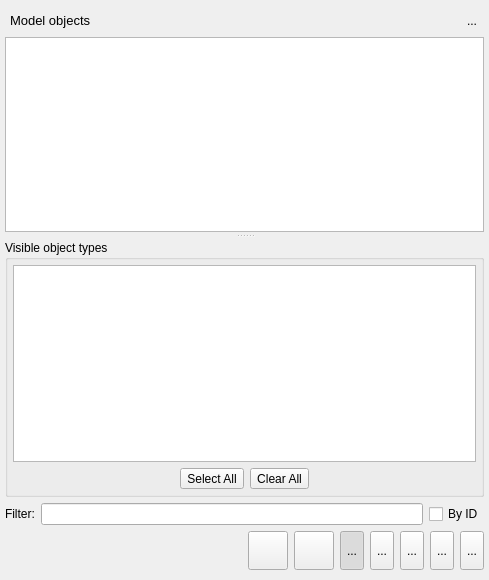
Before: the Qt Designer form libs/libgui/ui/widgets/modelobjectswidget.ui in pgmodeler/pgmodeler, drawn with Qt 5.
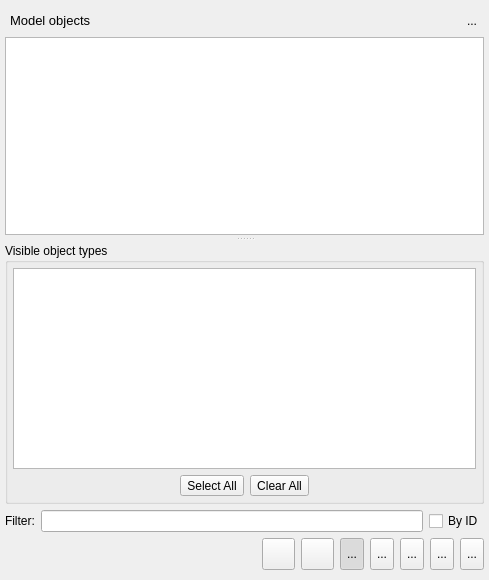
After: the same form once the commit is applied. Icons and pictures are not drawn.

The edit to the form file:
```diff
--- a/libs/libgui/ui/widgets/modelobjectswidget.ui
+++ b/libs/libgui/ui/widgets/modelobjectswidget.ui
@@ -181,8 +181,8 @@
              </property>
              <property name="iconSize">
               <size>
-               <width>28</width>
-               <height>28</height>
+               <width>25</width>
+               <height>25</height>
               </size>
              </property>
              <property name="indentation">
@@ -431,8 +431,8 @@
                </property>
                <property name="iconSize">
                 <size>
-                 <width>28</width>
-                 <height>28</height>
+                 <width>25</width>
+                 <height>25</height>
                 </size>
                </property>
                <property name="currentRow">
@@ -682,8 +682,8 @@
        </property>
        <property name="iconSize">
         <size>
-         <width>32</width>
-         <height>32</height>
+         <width>25</width>
+         <height>25</height>
         </size>
        </property>
        <property name="shortcut">
@@ -720,8 +720,8 @@
        </property>
        <property name="iconSize">
         <size>
-         <width>32</width>
-         <height>32</height>
+         <width>25</width>
+         <height>25</height>
         </size>
        </property>
        <property name="shortcut">
@@ -761,8 +761,8 @@
        </property>
        <property name="iconSize">
         <size>
-         <width>32</width>
-         <height>32</height>
+         <width>25</width>
+         <height>25</height>
         </size>
        </property>
        <property name="checkable">
@@ -802,8 +802,8 @@
        </property>
        <property name="iconSize">
         <size>
-         <width>32</width>
-         <height>32</height>
+         <width>25</width>
+         <height>25</height>
         </size>
        </property>
        <property name="checkable">
@@ -840,8 +840,8 @@
        </property>
        <property name="iconSize">
         <size>
-         <width>32</width>
-         <height>32</height>
+         <width>25</width>
+         <height>25</height>
         </size>
        </property>
        <property name="checkable">
@@ -881,8 +881,8 @@
        </property>
        <property name="iconSize">
         <size>
-         <width>32</width>
-         <height>32</height>
+         <width>25</width>
+         <height>25</height>
         </size>
        </property>
        <property name="checkable">
@@ -919,8 +919,8 @@
        </property>
        <property name="iconSize">
         <size>
-         <width>32</width>
-         <height>32</height>
+         <width>25</width>
+         <height>25</height>
         </size>
        </property>
        <property name="checkable">
```
Left out of the diff: 9 changed lines with no effect on the pictures.
